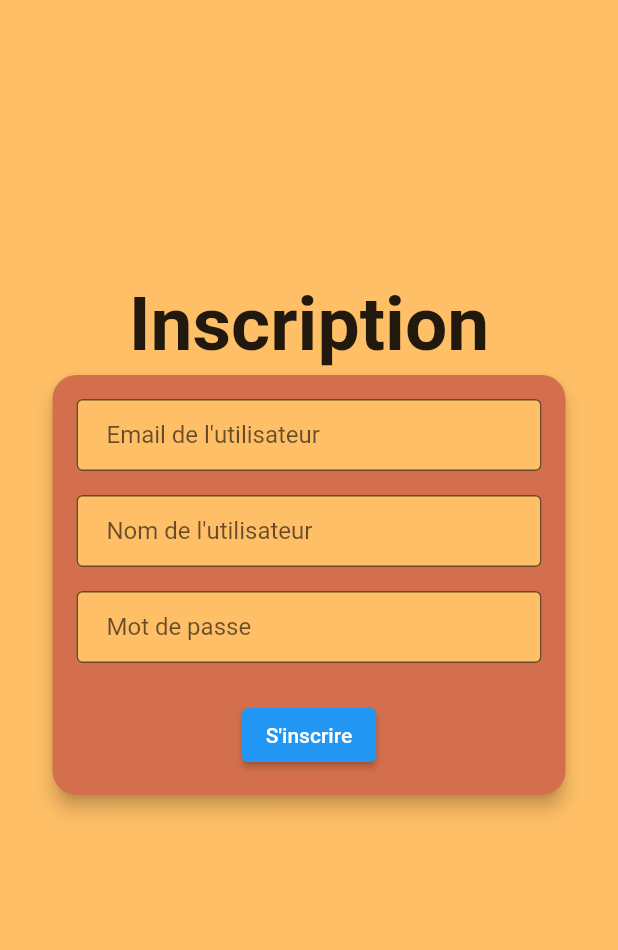
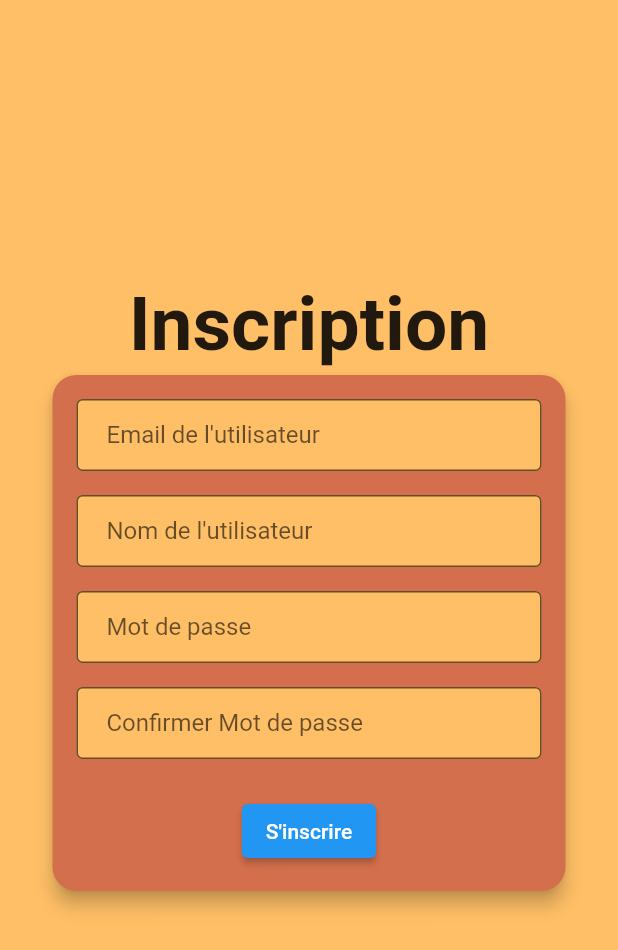
Before and after one commit to CyrilleValentin/WordDetective_Flutter, a Flutter app: the RegistrationScreen screen opened directly, on a phone screen of 412 x 824 dp. Shown: the top 950 px of the screen. Run offline on Flutter 3.47's test engine with Material 2 defaults, Android fonts, the phone set to English and light mode, and no system bars; our stand-ins replace flutter_boxicons; missing offline and left inert: global_bottom_navigation_bar, onboarding.

Commit message:
creation of directories

```diff
--- a/lib/register.dart
+++ b/lib/authentification/register.dart
@@ -1,5 +1,8 @@
 import 'package:flutter/material.dart';
-import 'package:word_detective/Jeu.dart';
+import 'package:word_detective/navigation/bottomNavigation.dart';
+import 'package:word_detective/pages/constants/constants.dart';
+import 'package:word_detective/pages/constants/strings.dart';
+import 'package:word_detective/routes/route.dart';
 
 class Register extends StatelessWidget {
   const Register({super.key});
@@ -25,6 +28,10 @@ class _RegistrationScreenState extends State<RegistrationScreen> {
   String _email = '';
   String _name = '';
   String _password = '';
+  TextEditingController name = TextEditingController(text: "");
+  TextEditingController email = TextEditingController(text: "");
+  TextEditingController password = TextEditingController(text: "");
+  TextEditingController confPassword = TextEditingController(text: "");
 
   @override
   Widget build(BuildContext context) {
@@ -74,6 +81,7 @@ class _RegistrationScreenState extends State<RegistrationScreen> {
         crossAxisAlignment: CrossAxisAlignment.center,
         children: <Widget>[
           TextFormField(
+            controller: email,
             decoration: const InputDecoration(
               filled: true,
               fillColor: Color(0xFFFFBF66),
@@ -83,11 +91,11 @@ class _RegistrationScreenState extends State<RegistrationScreen> {
             ),
             keyboardType: TextInputType.emailAddress,
             validator: (value) {
-              if (value == null || value.isEmpty) {
-                return 'Vous devez entrer un email';
+              if (value == "") {
+                return emailHint;
               }
-              if (!value.contains('@')) {
-                return 'Entrer un email valide';
+              if (!emailRegex.hasMatch(value!)) {
+                return emailVerifHint;
               }
               return null;
             },
@@ -95,9 +103,10 @@ class _RegistrationScreenState extends State<RegistrationScreen> {
               _email = value!;
             },
           ),
-          SizedBox(height: 16),
+          const SizedBox(height: 16),
           TextFormField(
-            decoration: InputDecoration(
+            controller: name,
+            decoration: const InputDecoration(
               filled: true,
               fillColor: Color(0xFFFFBF66),
               contentPadding: EdgeInsets.symmetric(horizontal: 20),
@@ -105,8 +114,8 @@ class _RegistrationScreenState extends State<RegistrationScreen> {
               border: OutlineInputBorder(),
             ),
             validator: (value) {
-              if (value == null || value.isEmpty) {
-                return 'Vous devez entrer un nom';
+              if (value == "") {
+                return nameHint;
               }
               return null;
             },
@@ -114,9 +123,11 @@ class _RegistrationScreenState extends State<RegistrationScreen> {
               _name = value!;
             },
           ),
-          SizedBox(height: 16),
+          const SizedBox(height: 16),
           TextFormField(
-            decoration: InputDecoration(
+            controller: password,
+            keyboardType: TextInputType.visiblePassword,
+            decoration: const InputDecoration(
               filled: true,
               fillColor: Color(0xFFFFBF66),
               contentPadding: EdgeInsets.symmetric(horizontal: 20),
@@ -125,8 +136,11 @@ class _RegistrationScreenState extends State<RegistrationScreen> {
             ),
             obscureText: true,
             validator: (value) {
-              if (value == null || value.isEmpty) {
-                return 'Vous devez entrer un mot de passe';
+              if (value == "") {
+                return passwordHint;
+              }
+              if (!passwordRegex.hasMatch(value!)) {
+                return password8CaractHint;
               }
               return null;
             },
@@ -134,16 +148,37 @@ class _RegistrationScreenState extends State<RegistrationScreen> {
               _password = value!;
             },
           ),
-          SizedBox(height: 24),
+          const SizedBox(height: 16),
+          TextFormField(
+            controller: confPassword,
+            decoration: const InputDecoration(
+              filled: true,
+              fillColor: Color(0xFFFFBF66),
+              contentPadding: EdgeInsets.symmetric(horizontal: 20),
+              labelText: 'Confirmer Mot de passe',
+              border: OutlineInputBorder(),
+            ),
+            obscureText: true,
+            validator: (value) {
+              if (value == "") {
+                return confpasswordHint;
+              }
+              if (!passwordRegex.hasMatch(value!)) {
+                return confVerifpasswordHint;
+              }
+              return null;
+            },
+            onSaved: (value) {
+              _password = value!;
+            },
+          ),
+          const SizedBox(height: 24),
           ElevatedButton(
             onPressed: () {
               _submitForm();
-              Navigator.of(context)
-                  .push(MaterialPageRoute(builder: (BuildContext context) {
-                return MyApp();
-              }));
+              navigator(context, const MyApp());
             },
-            child: Text("S'inscrire"),
+            child: const Text("S'inscrire"),
           ),
         ],
       ),
--- /dev/null
+++ b/lib/pages/constants/constants.dart
@@ -0,0 +1,4 @@
+//Regex
+final RegExp emailRegex =
+    RegExp(r'^[\w-]+(\.[\w-]+)*@([\w-]+\.)+[a-zA-Z]{2,7}$');
+final RegExp passwordRegex = RegExp(r'^.{8,}$');
--- /dev/null
+++ b/lib/pages/constants/strings.dart
@@ -0,0 +1,7 @@
+const String nameHint = "Veuillez saisir votre nom";
+const String emailHint = "Veuillez saisir votre email";
+const String emailVerifHint = "Veuillez entrer une adresse email valide";
+const String passwordHint = "Veuillez saisir votre mot de passe";
+const String password8CaractHint = 'Le mot de passe doit contenir au moins 8 caractères';
+const String confpasswordHint = "Veuillez confirmer votre mot de passe";
+const String confVerifpasswordHint = "Les mots de passe ne correspondent pas";
--- a/lib/main/first_screen.dart
+++ b/lib/pages/game.dart
@@ -292,8 +292,7 @@ class _FirstScreenState extends State<FirstScreen> {
                     },
                   ),
                 ),
-                Container(
-                  child: SizedBox(
+                SizedBox(
                   width: 350,
                   child: Card(
                     color: const Color(0xFFD46F4D),
@@ -303,7 +302,6 @@ class _FirstScreenState extends State<FirstScreen> {
                     child: Padding(
                       padding: const EdgeInsets.all(16.0),
                       child: buildForm(),
-                      ),
                     ),
                   ),
                 )
@@ -397,7 +395,7 @@ class CustomCountdownTimer extends StatefulWidget {
   final Duration criticalTime;
   final Function onFinish;
 
-  CustomCountdownTimer({super.key,
+  const CustomCountdownTimer({super.key,
     required this.duration,
     required this.criticalTime,
     required this.onFinish,
```
Also changed, not shown: lib/main.dart (+4 -5 lines), lib/navigation/bottomNavigation.dart (renamed from lib/Jeu.dart, +4 -3 lines), lib/routes/route.dart (added, +8 -0 lines), lib/pages/classement.dart (renamed from lib/main/second_screen.dart), lib/pages/compte.dart (renamed from lib/main/third_screen.dart). Lines whose indentation alone changed are shown as unchanged.
